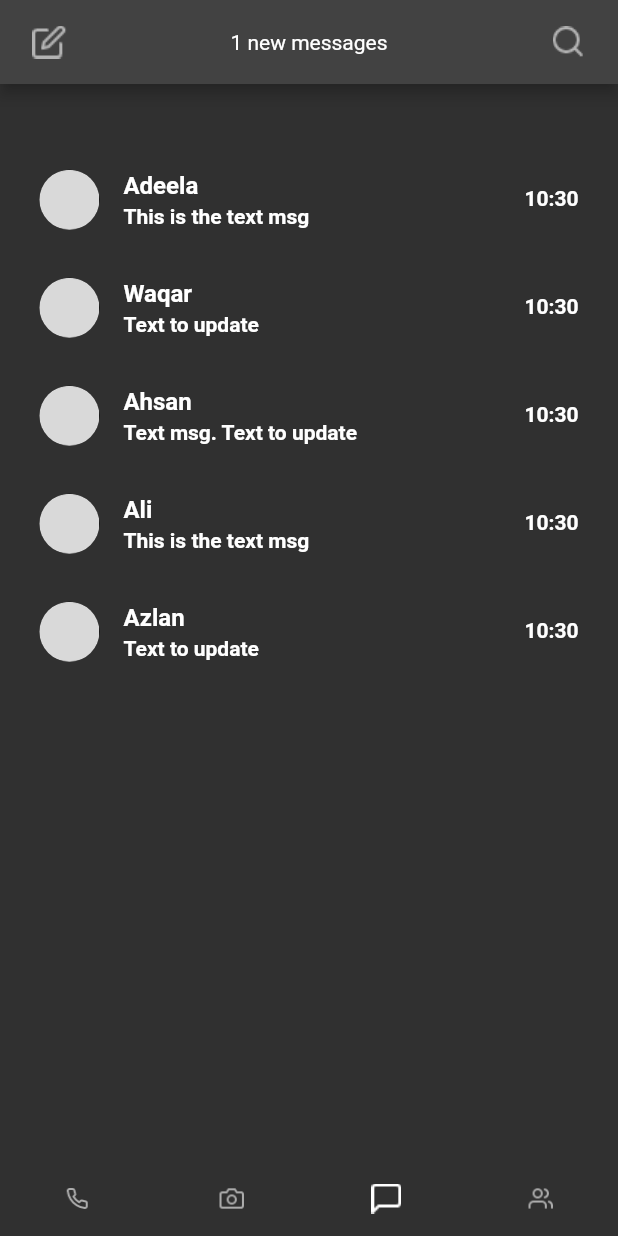
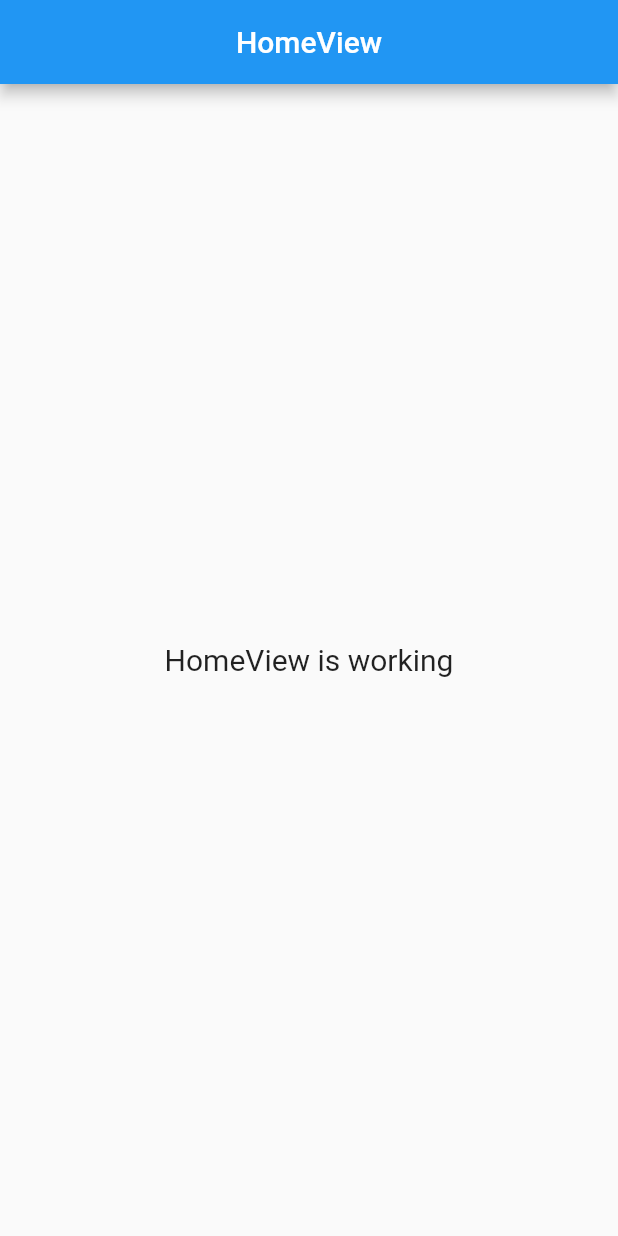
Before and after one commit to adeela8116/demoWithGetX, a Flutter app: the screen it shows after launch, on a phone screen of 412 x 824 dp. Run offline on Flutter 3.47's test engine with Material 2 defaults, Android fonts, the phone set to English and light mode, and no system bars; our stand-ins replace get.

```diff
--- /dev/null
+++ b/database.rules.json
@@ -0,0 +1,6 @@
+{
+  "rules": {
+    ".read": false,
+    ".write": false
+  }
+}
--- /dev/null
+++ b/firestore.indexes.json
@@ -0,0 +1,4 @@
+{
+  "indexes": [],
+  "fieldOverrides": []
+}
--- /dev/null
+++ b/lib/app/modules/home/controllers/home_controller.dart
@@ -0,0 +1,23 @@
+import 'package:get/get.dart';
+
+class HomeController extends GetxController {
+  //TODO: Implement HomeController
+
+  final count = 0.obs;
+  @override
+  void onInit() {
+    super.onInit();
+  }
+
+  @override
+  void onReady() {
+    super.onReady();
+  }
+
+  @override
+  void onClose() {
+    super.onClose();
+  }
+
+  void increment() => count.value++;
+}
--- /dev/null
+++ b/lib/app/modules/home/views/home_view.dart
@@ -0,0 +1,24 @@
+import 'package:flutter/material.dart';
+
+import 'package:get/get.dart';
+
+import '../controllers/home_controller.dart';
+
+class HomeView extends GetView<HomeController> {
+  const HomeView({Key? key}) : super(key: key);
+  @override
+  Widget build(BuildContext context) {
+    return Scaffold(
+      appBar: AppBar(
+        title: const Text('HomeView'),
+        centerTitle: true,
+      ),
+      body: Center(
+        child: Text(
+          'HomeView is working',
+          style: TextStyle(fontSize: 20),
+        ),
+      ),
+    );
+  }
+}
--- a/lib/bottomNavBar.dart
+++ /dev/null
@@ -1,29 +0,0 @@
-import 'package:flutter/material.dart';
-import 'package:get/get.dart';
-import 'main.dart';
-import 'next.dart';
-
-class BottomNavBar extends StatelessWidget {
-  const BottomNavBar({Key? key}) : super(key: key);
-
-  @override
-  Widget build(BuildContext context) {
-    return SafeArea(
-      child: Container(
-        height: 50,
-        child: Row(
-          mainAxisAlignment: MainAxisAlignment.spaceAround,
-          children: [
-            _widget("assets/images/call.png", Next()),
-            _widget("assets/images/cam.png", Next()),
-            _widget("assets/images/msg.png", MyApp()),
-            _widget("assets/images/grp.png", Next()),
-          ],
-        ),
-      ),
-    );
-  }
-  Widget _widget(var icon, var page){
-    return IconButton(onPressed: (){Get.to(page);}, iconSize: 50 ,icon: ImageIcon( AssetImage(icon), color: Color(0xFFFFFFFF)));
-  }
-}
--- a/lib/main.dart
+++ b/lib/main.dart
@@ -1,118 +1,15 @@
-import 'package:demoproject_with_get_x/bottomNavBar.dart';
-import 'package:demoproject_with_get_x/chat.dart';
-import 'package:intl/intl.dart';
 import 'package:flutter/material.dart';
+
 import 'package:get/get.dart';
+
+import 'app/routes/app_pages.dart';
 
 void main() {
   runApp(
-      GetMaterialApp(
-          home: const MyApp(),
-        theme: ThemeData(primarySwatch: Colors.blue),
-        themeMode: ThemeMode.dark,
-        debugShowCheckedModeBanner: false,
-        darkTheme: ThemeData.dark(),
-      )
+    GetMaterialApp(
+      title: "Application",
+      initialRoute: AppPages.INITIAL,
+      getPages: AppPages.routes,
+    ),
   );
 }
-class Controller extends GetxController{
-  var count = 1.obs;
-  increment() => count++;
-}
-class ListController extends GetxController{
-  final List<List<String>> _listViewData =[
-    ["1", "Adeela", "This is the text msg", "my.website.com"],
-    ["2", "Waqar", "Text to update", "my.website.com"],
-    ["3", "Ahsan", "Text msg. Text to update", "my.website.com"],
-    ["4", "Ali", "This is the text msg", "my.website.com"],
-    ["5", "Azlan", "Text to update", "my.website.com"],
-  ].obs;
-  addToList(List<String> list){
-    _listViewData.add(list);
-  }
-
-}
-
-class MyApp extends StatelessWidget {
-  const MyApp({Key? key}) : super(key: key);
-
-  @override
-  Widget build(context) {
-    final Controller c = Get.put(Controller());
-    final ListController l = Get.put(ListController());
-    ScrollController scrollController = ScrollController();
-
-
-    return Scaffold(
-        appBar: AppBar(
-          automaticallyImplyLeading: false,
-            actions: [
-                IconButton(
-                  icon: const ImageIcon( AssetImage("assets/images/edit.png"), color: Color(0xFFFFFFFF)),
-                  onPressed: (){},
-                  iconSize: 50,
-                ),
-              const Spacer(flex: 2),
-                Center(
-                  child: c.count > 0 ? Obx(() => Text("${c.count} new messages", style: const TextStyle( fontSize: 14),)) : const Text(""),
-                ),
-              const Spacer(flex: 2),
-                IconButton(
-                  icon: const ImageIcon( AssetImage("assets/images/search.png"), color: Color(0xFFFFFFFF)),
-                  onPressed: (){},
-                  iconSize: 50,
-                ),
-              ],
-        ),
-        body: SafeArea(
-          child: SingleChildScrollView(
-            child: Container(
-              height: Get.height,
-              width: Get.width,
-              padding: EdgeInsets.fromLTRB(Get.width/40, Get.height/20, Get.width/40, Get.height/20),
-              child: Column(
-                children: [
-                  Expanded(
-                    flex: 1,
-                    child: Container(
-                      height: 400,
-                      child: Scrollbar(
-                        child: ListView.builder(
-                          itemCount: l._listViewData.length,
-                          controller: scrollController,
-                          itemBuilder: (context, index) {
-                            return Row(
-                              children: [
-                                Expanded(
-                                  flex: 1,
-                                  child: ListTile(
-                                    onTap: () {
-                                      print("object: ${[l._listViewData[index][0],l._listViewData[index][1]]}");
-                                      Get.to(() => ChatPage(), arguments: [l._listViewData[index][0],l._listViewData[index][1]]);
-                                    },
-                                    trailing: Text(DateFormat('kk:mm').format(DateTime.now()),
-                                      style: const TextStyle(height: 1, fontStyle: FontStyle.normal, fontWeight: FontWeight.bold, color: Colors.white),),
-                                    leading: const CircleAvatar(backgroundImage: AssetImage('assets/images/ellipse.png'),),
-                                    title: Text(l._listViewData[index][1],
-                                      style: const TextStyle(height: 1, fontStyle: FontStyle.normal, fontWeight: FontWeight.bold, color: Colors.white),
-                                    ),
-                                    subtitle: Text(l._listViewData[index][2],
-                                      style: const TextStyle(height: 1, fontStyle: FontStyle.normal, fontWeight: FontWeight.bold, color: Colors.white),)
-                                  ),
-                                )
-                              ],
-                            );
-                          },
-                        ),
-                      ),
-                    ),
-                  ),
-                ],
-              ),
-            ),
-          )
-        ),
-      bottomNavigationBar: const BottomNavBar(),
-    );
-  }
-}
```
Also changed, not shown: lib/app/modules/home/bindings/home_binding.dart (added, +12 -0 lines), lib/app/routes/app_pages.dart (added, +20 -0 lines), lib/app/routes/app_routes.dart (added, +12 -0 lines), lib/chat.dart (deleted, +0 -212 lines), lib/next.dart (deleted, +0 -15 lines), pubspec.yaml (+14 -77 lines), pubspec.lock, 14 other files.
